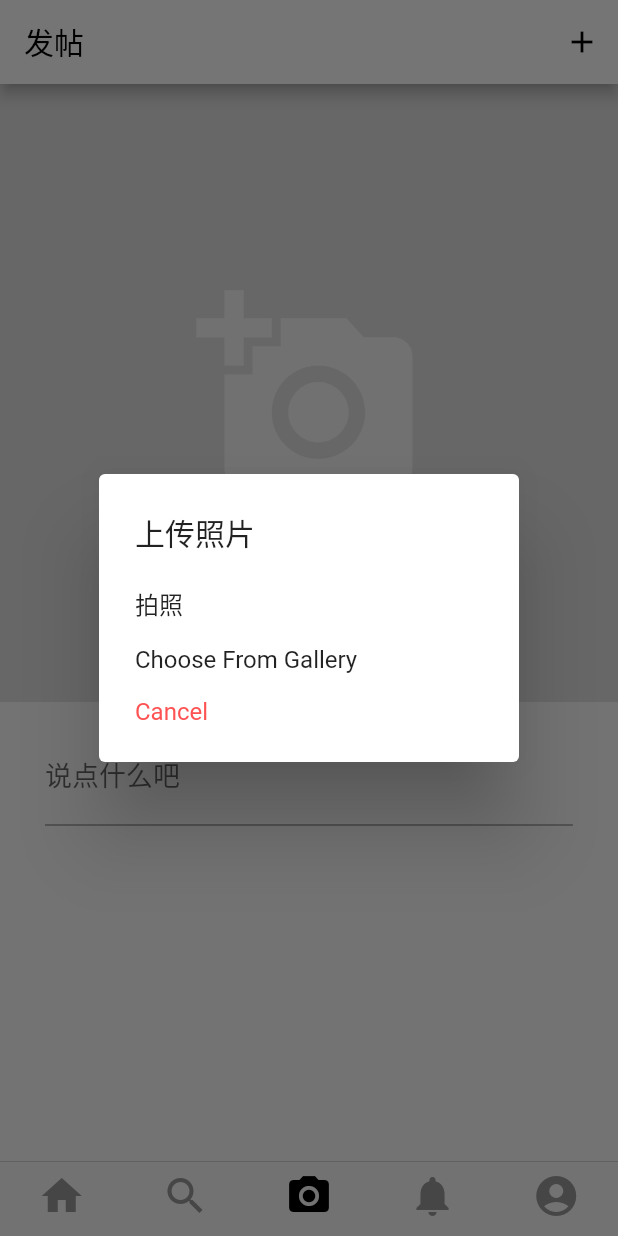
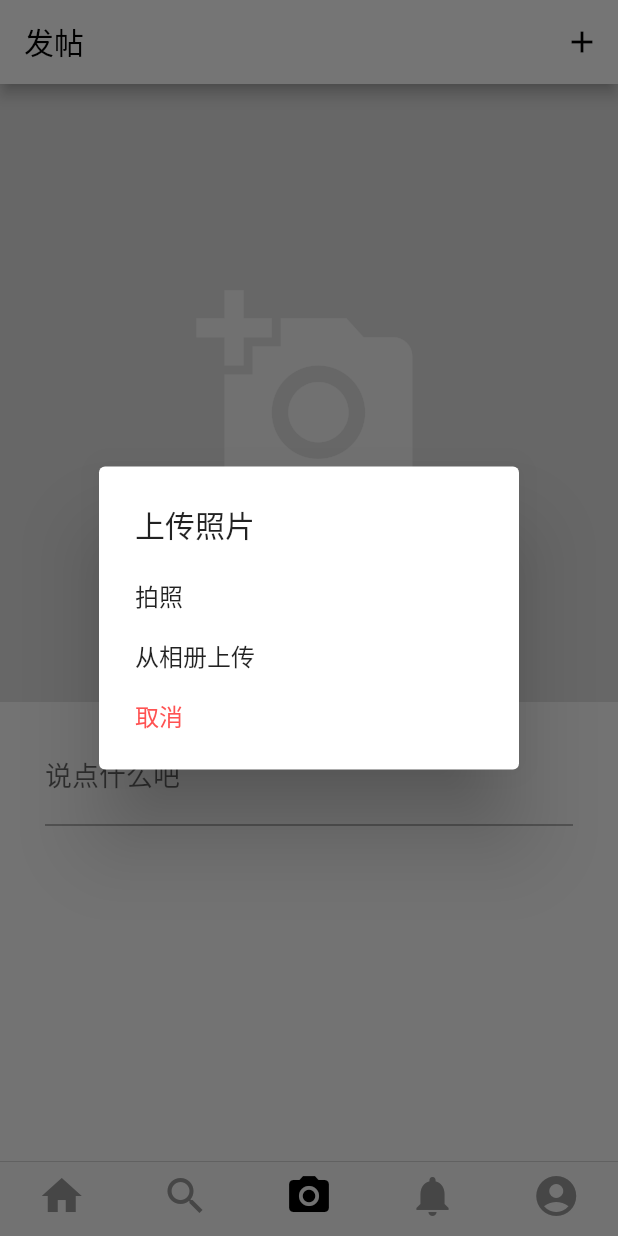
Before and after one commit to YuanRuQian/view, a Flutter app: the screen it shows once a user with an empty profile is signed in, item 3 of the bottom bar chosen, after a tap on the "add a photo" icon, on a phone screen of 412 x 824 dp. Run offline on Flutter 3.47's test engine with Material 2 defaults, Android fonts, the phone set to English and light mode, and no system bars; our stand-ins replace cached_network_image, cloud_firestore, firebase_auth, firebase_storage, flutter_image_compress, image_cropper and 1 more; missing offline and left inert: animator; accounts and stored records are empty.

Commit message:
improve chinese captions

```diff
--- a/lib/ui/pages/addPostPage.dart
+++ b/lib/ui/pages/addPostPage.dart
@@ -52,12 +52,12 @@ class _AddPostPageState extends State<AddPostPage> {
               onPressed: () => _handleImage(ImageSource.camera),
             ),
             SimpleDialogOption(
-              child: Text('Choose From Gallery'),
+              child: Text('从相册上传'),
               onPressed: () => _handleImage(ImageSource.gallery),
             ),
             SimpleDialogOption(
               child: Text(
-                'Cancel',
+                '取消',
                 style: TextStyle(
                   color: Colors.redAccent,
                 ),
```
